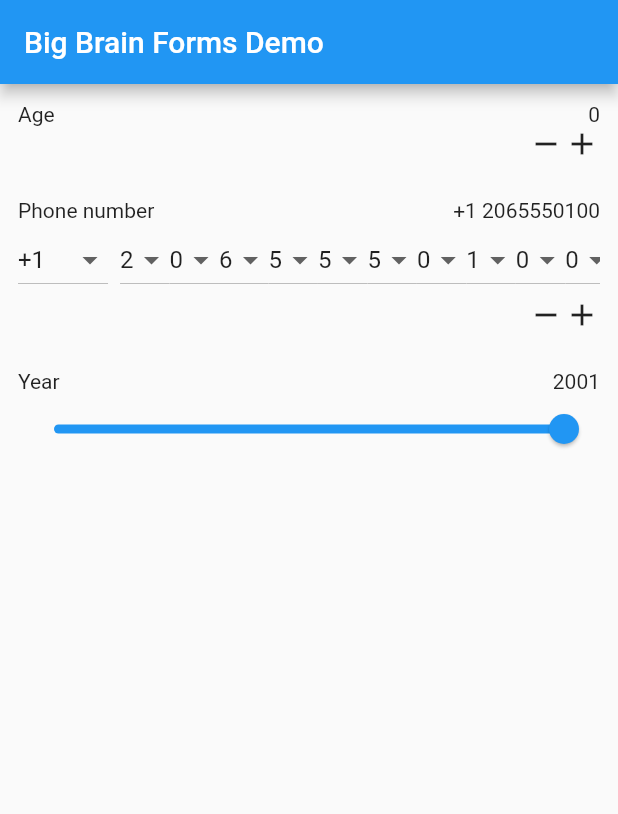
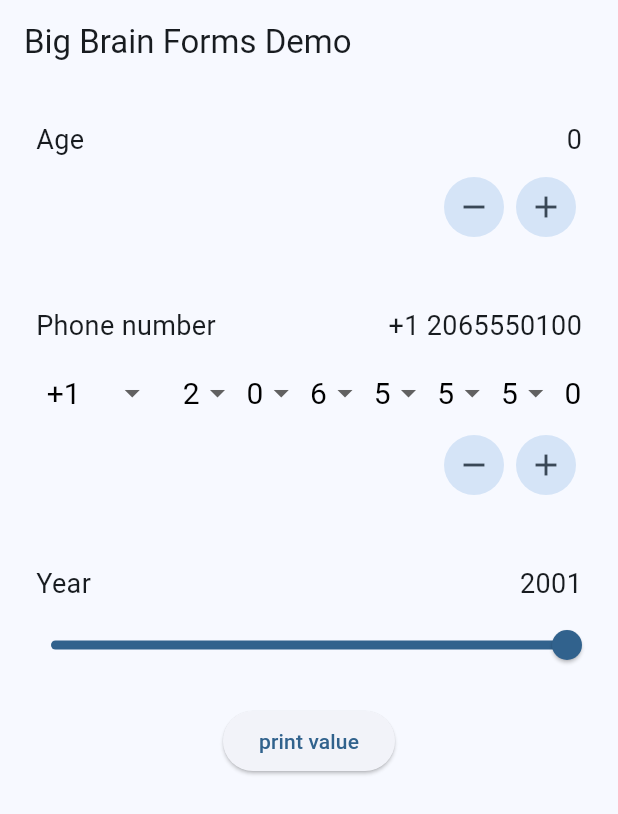
Before and after one commit to Yukinosuke-Takada/big_brain_forms, a Flutter app: the screen it shows after launch, on a phone screen of 412 x 824 dp. Shown: the top 814 px of the screen. Run offline on Flutter 3.47's test engine with Material 2 defaults, Android fonts, the phone set to English and light mode, and no system bars.

Commit message:
feature: m3 design

```diff
--- a/example/lib/main.dart
+++ b/example/lib/main.dart
@@ -13,7 +13,8 @@ class MyApp extends StatelessWidget {
     return MaterialApp(
       title: 'Big Brain Forms Demo',
       theme: ThemeData(
-        primarySwatch: Colors.blue,
+        colorSchemeSeed: const Color(0xFF42A5F5),
+        useMaterial3: true,
       ),
       home: const MyHomePage(title: 'Big Brain Forms Demo'),
     );
@@ -27,14 +28,20 @@ class MyHomePage extends StatelessWidget {
 
   @override
   Widget build(BuildContext context) {
+    final ValueSteppersController c = ValueSteppersController();
+    final PhoneNumberPickerController c2 = PhoneNumberPickerController();
+    final YearSliderController c3 = YearSliderController();
     return Scaffold(
       appBar: AppBar(
         title: Text(title),
       ),
       body: Center(
+        child: Padding(
+          padding: const EdgeInsets.all(12.0),
           child: Column(
             children: [
               ValueSteppers(
+                controller: c,
                 text: 'Age',
                 minValue: -2,
                 maxValue: 100,
@@ -42,21 +49,33 @@ class MyHomePage extends StatelessWidget {
                 onValueChanged: (value) {
                   print('Value changed to $value');
                 },
+                textFontSize: 18,
               ),
-            const PhoneNumberPicker(
+              PhoneNumberPicker(
+                controller: c2,
                 text: 'Phone number',
                 initialPhoneNumber: '2065550100',
                 useCountryCode: true,
                 initialCountryCode: 1,
+                textFontSize: 18,
               ),
-            const YearSlider(
+              YearSlider(
+                controller: c3,
                 text: 'Year',
                 initialYear: 2001,
                 minYear: -13600000000,
                 // minYear: 0,
                 maxYear: 2023,
+                textFontSize: 18,
+              ),
+              ElevatedButton(
+                onPressed: () {
+                  print(c3.getValue());
+                },
+                child: const Text('print value'),
               ),
             ],
+          ),
         ),
       ),
     );
--- a/lib/src/phone_number_picker/phone_number_picker.dart
+++ b/lib/src/phone_number_picker/phone_number_picker.dart
@@ -1,6 +1,6 @@
 part of '../../big_brain_forms.dart';
 
-final List<DropdownMenuItem<int>> _items = List.generate(
+final List<DropdownMenuItem<int>> _digitItems = List.generate(
   10,
   (index) => DropdownMenuItem(
     value: index,
@@ -17,21 +17,41 @@ final List<DropdownMenuItem<int>> _countryCodeItems = List.generate(
 );
 
 class PhoneNumberPicker extends StatefulWidget {
+  final PhoneNumberPickerController? controller;
   final String initialPhoneNumber;
   final bool useCountryCode;
   final int? initialCountryCode;
   final bool readOnly;
   final void Function(PhoneNumber value)? onValueChanged;
   final String text;
+  final double? textFontSize;
+  final TextStyle? labelTextStyle;
+  final TextStyle? valueTextStyle;
+  final TextStyle? pickerTextStyle;
+  final double pickerSpacingIndex;
+  final Icon incrementIcon;
+  final Icon decrementIcon;
+  final double labelBottomPadding;
+  final double bottomPadding;
 
   const PhoneNumberPicker({
     super.key,
+    this.controller,
     this.initialPhoneNumber = '0000000000',
     this.useCountryCode = false,
     this.initialCountryCode,
     this.readOnly = false,
     this.onValueChanged,
     required this.text,
+    this.textFontSize,
+    this.labelTextStyle,
+    this.valueTextStyle,
+    this.pickerTextStyle,
+    this.pickerSpacingIndex = 1.0,
+    this.incrementIcon = const Icon(Icons.add),
+    this.decrementIcon = const Icon(Icons.remove),
+    this.labelBottomPadding = 8.0,
+    this.bottomPadding = 18.0,
   });
 
   @override
@@ -55,13 +75,41 @@ class _PhoneNumberPickerState extends State<PhoneNumberPicker> {
       widget.initialPhoneNumber,
       countryCode: widget.useCountryCode ? widget.initialCountryCode : null,
     );
-    _controller = PhoneNumberPickerController(
+    if (widget.controller == null) {
+      _controller = PhoneNumberPickerController.fromValue(
         initialPhoneNumber: _value,
         onValueChanged: (value) {
           _onValueChanged(value);
           widget.onValueChanged?.call(value);
         },
       );
+    } else {
+      _controller = widget.controller!;
+      _controller.setInitialValues(
+        initialPhoneNumber: _value,
+        onValueChanged: (value) {
+          _onValueChanged(value);
+          widget.onValueChanged?.call(value);
+        },
+      );
+    }
+  }
+
+  bool canIncrement() {
+    if (widget.readOnly) {
+      return false;
+    }
+    return true;
+  }
+
+  bool canDecrement() {
+    if (widget.readOnly) {
+      return false;
+    }
+    if (_value.digits.isEmpty) {
+      return false;
+    }
+    return true;
   }
 
   @override
@@ -72,19 +120,30 @@ class _PhoneNumberPickerState extends State<PhoneNumberPicker> {
         children: [
           Row(
             children: [
-              Text(widget.text),
-              const Spacer(),
-              Text(_value.toString()),
+              Text(widget.text, style: widget.labelTextStyle ?? TextStyle(fontSize: widget.textFontSize ?? 14)),
+              const SizedBox(
+                width: 32.0,
+              ),
+              Expanded(
+                child: FittedBox(
+                  fit: BoxFit.scaleDown,
+                  alignment: Alignment.centerRight,
+                  child: Text(
+                    _value.toString(),
+                    style: widget.valueTextStyle ?? TextStyle(fontSize: widget.textFontSize ?? 14),
+                  ),
+                ),
+              ),
             ],
           ),
-          SizedBox(
-            height: 50,
-            child: Align(
+          SizedBox(height: widget.labelBottomPadding),
+          Align(
             alignment: Alignment.centerRight,
             child: SingleChildScrollView(
               scrollDirection: Axis.horizontal,
               child: Row(
                 children: [
+                  SizedBox(width: (widget.textFontSize ?? 14) * 0.4 * widget.pickerSpacingIndex),
                   if (widget.useCountryCode) ...[
                     DropdownButton(
                       value: _value.countryCode,
@@ -99,49 +158,52 @@ class _PhoneNumberPickerState extends State<PhoneNumberPicker> {
                                 ),
                               );
                             },
+                      style: widget.pickerTextStyle ?? TextStyle(fontSize: (widget.textFontSize ?? 14) + 2, color: Colors.black),
+                      underline: Container(),
                     ),
-                      const SizedBox(width: 8),
+                    SizedBox(width: (widget.textFontSize ?? 14) * 1.2 * widget.pickerSpacingIndex),
                   ],
                   ...List.generate(
                     _value.digits.length,
-                      (index) => DropdownButton(
+                    (index) => Row(
+                      children: [
+                        DropdownButton(
                           value: _value.digits[index],
-                        items: _items,
+                          items: _digitItems,
                           onChanged: widget.readOnly
                               ? null
                               : (value) {
                                   _controller.setDigit(index, value as int);
                                 },
+                          style: widget.pickerTextStyle ?? TextStyle(fontSize: (widget.textFontSize ?? 14) + 2, color: Colors.black),
+                          underline: Container(),
+                        ),
+                        SizedBox(width: (widget.textFontSize ?? 14) * 0.4 * widget.pickerSpacingIndex),
+                      ],
                     ),
                   ),
                 ]
               ),
             )
           ),
-          ),
           Row(
             children: [
               const Spacer(),
-              GestureDetector(
-                onTap: () {
-                  _controller.removeDigit();
-                },
-                child: Icon(
-                  Icons.remove,
-                  color: widget.readOnly ? Colors.grey : null,
+              IconButton.filledTonal(
+                icon: widget.decrementIcon,
+                onPressed: canDecrement() ? () {
+                  if (canDecrement()) _controller.removeDigit();
+                } : null,
               ),
-              ),
-              GestureDetector(
-                onTap: () {
-                  _controller.addDigit();
-                },
-                child: Icon(
-                  Icons.add,
-                  color: widget.readOnly ? Colors.grey : null,
-                ),
+              IconButton.filledTonal(
+                icon: widget.incrementIcon,
+                onPressed: canIncrement() ? () {
+                  if (canIncrement()) _controller.addDigit();
+                } : null,
               ),
             ],
-          )
+          ),
+          SizedBox(height: widget.bottomPadding),
         ],
       ),
     );
--- a/lib/src/phone_number_picker/phone_number_picker_controller.dart
+++ b/lib/src/phone_number_picker/phone_number_picker_controller.dart
@@ -12,6 +12,9 @@ class PhoneNumber {
   /// Creates a [PhoneNumber] from a [String] phoneNumber. ex: '2065550100'
   factory PhoneNumber(String initialPhoneNumber, {int? countryCode}) {
     // check if phoneNumber can be parsed to int
+    if (initialPhoneNumber == '') {
+      return PhoneNumber.fromList([], countryCode: countryCode);
+    }
     if (int.tryParse(initialPhoneNumber) == null) {
       throw const FormatException('phoneNumber must be a number');
     }
@@ -28,23 +31,52 @@ class PhoneNumber {
 
   @override
   String toString() {
-    return '+${countryCodeAsString()} ${phoneNumberAsString()}';
+    if (countryCode == null) {
+      return phoneNumberAsString();
+    } else {
+      return '+${countryCodeAsString()} ${phoneNumberAsString()}';
+    }
   }
 }
 
 class PhoneNumberPickerController {
   PhoneNumber phoneNumber;
-  final void Function(PhoneNumber phoneNumber) onValueChanged;
+  void Function(PhoneNumber phoneNumber)? onValueChanged;
+  PhoneNumber initialPhoneNumber;
 
-  PhoneNumberPickerController({
+  // PhoneNumberPickerController({
+  //   required this.initialPhoneNumber,
+  //   required this.onValueChanged,
+  // }) : phoneNumber = initialPhoneNumber;
+
+  PhoneNumberPickerController.fromValue({
+    required this.initialPhoneNumber,
+    this.onValueChanged,
+  }) : phoneNumber = initialPhoneNumber;
+
+  factory PhoneNumberPickerController() {
+    return PhoneNumberPickerController.fromValue(
+      initialPhoneNumber: PhoneNumber(''),
+    );
+  }
+
+  void setInitialValues({
     required PhoneNumber initialPhoneNumber,
-    required this.onValueChanged,
-  }) : phoneNumber = initialPhoneNumber;
+    void Function(PhoneNumber phoneNumber)? onValueChanged,
+  }) {
+    this.initialPhoneNumber = initialPhoneNumber;
+    this.onValueChanged = onValueChanged;
+    phoneNumber = initialPhoneNumber;
+  }
 
   /// Manually set the value of the [PhoneNumberPickerController].
   void setValue (PhoneNumber phoneNumber) {
     this.phoneNumber = phoneNumber;
-    onValueChanged(phoneNumber);
+    onValueChanged?.call(phoneNumber);
+  }
+
+  PhoneNumber getValue() {
+    return phoneNumber;
   }
 
   void setDigit(int index, int value) {
@@ -58,7 +90,7 @@ class PhoneNumberPickerController {
     }
 
     phoneNumber.digits[index] = value;
-    onValueChanged(phoneNumber);
+    onValueChanged?.call(phoneNumber);
   }
 
   void setCountryCode(int value) {
@@ -67,16 +99,21 @@ class PhoneNumberPickerController {
       throw const FormatException('countryCode must be larger or equal to 0.');
     }
     phoneNumber.countryCode = value;
-    onValueChanged(phoneNumber);
+    onValueChanged?.call(phoneNumber);
   }
 
   void addDigit() {
     phoneNumber.digits.add(0);
-    onValueChanged(phoneNumber);
+    onValueChanged?.call(phoneNumber);
   }
 
   void removeDigit() {
     phoneNumber.digits.removeLast();
-    onValueChanged(phoneNumber);
+    onValueChanged?.call(phoneNumber);
+  }
+
+  void reset() {
+    phoneNumber = initialPhoneNumber;
+    onValueChanged?.call(phoneNumber);
   }
 }
--- a/lib/src/value_steppers/value_steppers.dart
+++ b/lib/src/value_steppers/value_steppers.dart
@@ -1,6 +1,7 @@
 part of '../../big_brain_forms.dart';
 
 class ValueSteppers extends StatefulWidget {
+  final ValueSteppersController? controller;
   final int initialValue;
   final int? minValue;
   final int? maxValue;
@@ -8,9 +9,17 @@ class ValueSteppers extends StatefulWidget {
   final bool readOnly;
   final void Function(int value)? onValueChanged;
   final String text;
+  final double? textFontSize;
+  final TextStyle? labelTextStyle;
+  final TextStyle? valueTextStyle;
+  final Icon incrementIcon;
+  final Icon decrementIcon;
+  final double labelBottomPadding;
+  final double bottomPadding;
 
   const ValueSteppers({
     super.key,
+    this.controller,
     this.initialValue = 0,
     this.minValue,
     this.maxValue,
@@ -18,6 +27,13 @@ class ValueSteppers extends StatefulWidget {
     this.readOnly = false,
     this.onValueChanged,
     required this.text,
+    this.textFontSize,
+    this.labelTextStyle,
+    this.valueTextStyle,
+    this.incrementIcon = const Icon(Icons.add),
+    this.decrementIcon = const Icon(Icons.remove),
+    this.labelBottomPadding = 8.0,
+    this.bottomPadding = 18.0,
   });
 
   @override
@@ -58,7 +74,8 @@ class _ValueSteppersState extends State<ValueSteppers> {
   void initState() {
     super.initState();
     _value = widget.initialValue;
-    _controller = ValueSteppersController(
+    if (widget.controller == null) {
+      _controller = ValueSteppersController.fromValue(
         initialValue: widget.initialValue,
         steps: widget.steps,
         onValueChanged: (value) {
@@ -66,6 +83,17 @@ class _ValueSteppersState extends State<ValueSteppers> {
           widget.onValueChanged?.call(value);
         },
       );
+    } else {
+      _controller = widget.controller!;
+      _controller.setInitialValues(
+        initialValue: widget.initialValue,
+        steps: widget.steps,
+        onValueChanged: (value) {
+          _onValueChanged(value);
+          widget.onValueChanged?.call(value);
+        },
+      );
+    }
   }
 
   @override
@@ -76,38 +104,30 @@ class _ValueSteppersState extends State<ValueSteppers> {
         children: [
           Row(
             children: [
-              Text(widget.text),
+              Text(widget.text, style: widget.labelTextStyle ?? TextStyle(fontSize: widget.textFontSize ?? 14)),
               const Spacer(),
-              Text(_value.toString()),
+              Text(_value.toString(), style: widget.valueTextStyle ?? TextStyle(fontSize: widget.textFontSize ?? 14)),
             ],
           ),
+          SizedBox(height: widget.labelBottomPadding),
           Row(
             children: [
               const Spacer(),
-              GestureDetector(
-                onTap: () {
-                  if (canDecrement()) {
-                    _controller.decrement();
-                  }
-                },
-                child: Icon(
-                  Icons.remove,
-                  color: canDecrement() ? null : Colors.grey,
+              IconButton.filledTonal(
+                icon: widget.decrementIcon,
+                onPressed: canDecrement() ? () {
+                  if (canDecrement()) _controller.decrement();
+                } : null,
               ),
-              ),
-              GestureDetector(
-                onTap: () {
-                  if (canIncrement()) {
-                    _controller.increment();
-                  }
-                },
-                child: Icon(
-                  Icons.add,
-                  color: canIncrement() ? null : Colors.grey,
-                ),
+              IconButton.filledTonal(
+                icon: widget.incrementIcon,
+                onPressed: canIncrement() ? () {
+                  if (canIncrement()) _controller.increment();
+                } : null,
               ),
             ],
-          )
+          ),
+          SizedBox(height: widget.bottomPadding),
         ],
       ),
     );
--- a/lib/src/value_steppers/value_steppers_controller.dart
+++ b/lib/src/value_steppers/value_steppers_controller.dart
@@ -1,17 +1,34 @@
 part of '../../big_brain_forms.dart';
 
 class ValueSteppersController {
-  final int initialValue;
-  final int steps;
-  final void Function(int value) onValueChanged;
+  int initialValue;
+  int value;
+  int steps;
+  void Function(int value)? onValueChanged;
 
-  ValueSteppersController({
+  ValueSteppersController.fromValue({
     required this.initialValue,
     required this.steps,
-    required this.onValueChanged,
+    this.onValueChanged,
   }) : value = initialValue;
 
-  int value;
+  factory ValueSteppersController() {
+    return ValueSteppersController.fromValue(
+      initialValue: 0,
+      steps: 1,
+    );
+  }
+
+  void setInitialValues({
+    required int initialValue,
+    required int steps,
+    void Function(int value)? onValueChanged,
+  }) {
+    this.initialValue = initialValue;
+    this.steps = steps;
+    this.onValueChanged = onValueChanged;
+    value = initialValue;
+  }
 
   int getValue() {
     return value;
@@ -19,16 +36,21 @@ class ValueSteppersController {
 
   void setValue(int value) {
     this.value = value;
-    onValueChanged(value);
+    onValueChanged?.call(value);
   }
 
   void increment() {
     value += steps;
-    onValueChanged(value);
+    onValueChanged?.call(value);
   }
 
   void decrement() {
     value -= steps;
-    onValueChanged(value);
+    onValueChanged?.call(value);
+  }
+
+  void reset() {
+    value = initialValue;
+    onValueChanged?.call(value);
   }
 }
--- a/lib/src/year_slider/year_slider.dart
+++ b/lib/src/year_slider/year_slider.dart
@@ -1,21 +1,33 @@
 part of '../../big_brain_forms.dart';
 
 class YearSlider extends StatefulWidget {
+  final YearSliderController? controller;
   final int initialYear;
   final int minYear;
   final int maxYear;
   final bool readOnly;
   final void Function(Year value)? onValueChanged;
   final String text;
+  final double? textFontSize;
+  final TextStyle? labelTextStyle;
+  final TextStyle? valueTextStyle;
+  final double labelBottomPadding;
+  final double bottomPadding;
 
   const YearSlider({
     super.key,
+    this.controller,
     this.initialYear = 0,
     required this.minYear,
     required this.maxYear,
     this.readOnly = false,
     this.onValueChanged,
     required this.text,
+    this.textFontSize,
+    this.labelTextStyle,
+    this.valueTextStyle,
+    this.labelBottomPadding = 18.0,
+    this.bottomPadding = 18.0,
   });
 
   @override
@@ -36,13 +48,24 @@ class _YearSliderState extends State<YearSlider> {
   void initState() {
     super.initState();
     _value = Year(widget.initialYear);
-    _controller = YearSliderController(
+    if (widget.controller == null) {
+      _controller = YearSliderController.fromValue(
         initialYear: widget.initialYear,
         onValueChanged: (value) {
           _onValueChanged(value);
           widget.onValueChanged?.call(value);
         },
       );
+    } else {
+      _controller = widget.controller!;
+      _controller.setInitialValues(
+        initialYear: widget.initialYear,
+        onValueChanged: (value) {
+          _onValueChanged(value);
+          widget.onValueChanged?.call(value);
+        },
+      );
+    }
   }
 
   @override
@@ -53,19 +76,37 @@ class _YearSliderState extends State<YearSlider> {
         children: [
           Row(
             children: [
-              Text(widget.text),
-              const Spacer(),
-              Text(_value.withFormat()),
+              Text(widget.text, style: widget.labelTextStyle ?? TextStyle(fontSize: widget.textFontSize ?? 14)),
+              const SizedBox(
+                width: 32.0,
+              ),
+              Expanded(
+                child: FittedBox(
+                  fit: BoxFit.scaleDown,
+                  alignment: Alignment.centerRight,
+                  child: Text(
+                    _value.withFormat(),
+                    style: widget.valueTextStyle ?? TextStyle(fontSize: widget.textFontSize ?? 14),
+                  ),
+                ),
+              ),
             ],
           ),
-          Slider(
+          SizedBox(height: widget.labelBottomPadding),
+          SliderTheme(
+            data: SliderTheme.of(context).copyWith(
+              overlayShape: SliderComponentShape.noThumb,
+            ),
+            child: Slider(
               value: _value.year.toDouble(),
               min: widget.minYear.toDouble(),
               max: widget.maxYear.toDouble(),
               onChanged: (value) {
                 _controller.onSliderChange(value);
               },
-          )
+            ),
+          ),
+          SizedBox(height: widget.bottomPadding),
         ],
       ),
     );
--- a/lib/src/year_slider/year_slider_controller.dart
+++ b/lib/src/year_slider/year_slider_controller.dart
@@ -73,21 +73,56 @@ class Year {
         throw Exception('should not reach here');
     }
   }
+
+  @override
+  String toString() {
+    return year.toString();
+  }
 }
 
 class YearSliderController {
-  final void Function(Year) onValueChanged;
+  Year value;
+  Year initialYear;
+  void Function(Year)? onValueChanged;
 
-  YearSliderController({
-    required this.onValueChanged,
+  YearSliderController.fromValue({
     required int initialYear,
-  }) : value = Year(initialYear);
+    this.onValueChanged,
+  })  : value = Year(initialYear),
+        initialYear = Year(initialYear);
 
-  Year value;
+  factory YearSliderController() {
+    return YearSliderController.fromValue(
+      initialYear: 0,
+    );
+  }
+
+  void setInitialValues({
+    required int initialYear,
+    void Function(Year)? onValueChanged,
+  }) {
+    this.initialYear = Year(initialYear);
+    this.onValueChanged = onValueChanged;
+    value = this.initialYear;
+  }
+
+  Year getValue() {
+    return value;
+  }
+
+  void setValue(Year value) {
+    this.value = value;
+    onValueChanged?.call(value);
+  }
 
   void onSliderChange(double value) {
     final Year year = Year(value.toInt());
     this.value = year;
-    onValueChanged(year);
+    onValueChanged?.call(year);
+  }
+
+  void reset() {
+    value = initialYear;
+    onValueChanged?.call(value);
   }
 }
```
Also changed, not shown: example/pubspec.lock, 4 other files. Lines whose indentation alone changed are shown as unchanged.
